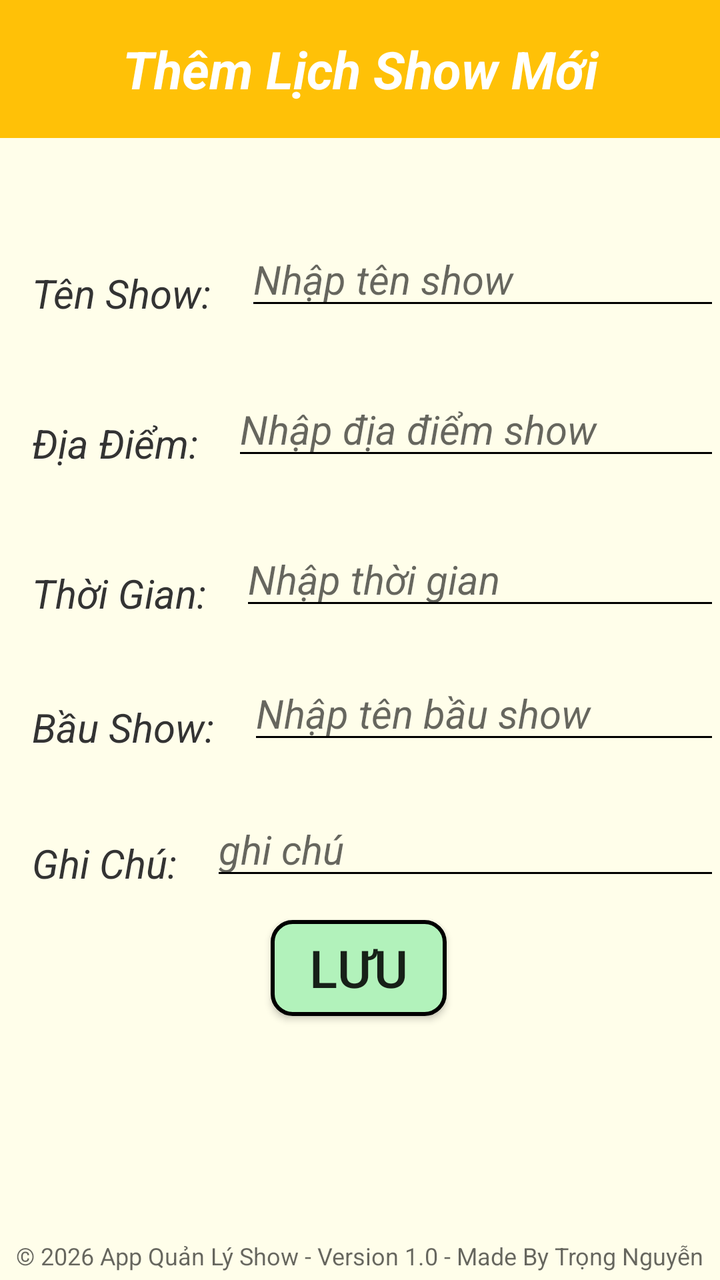
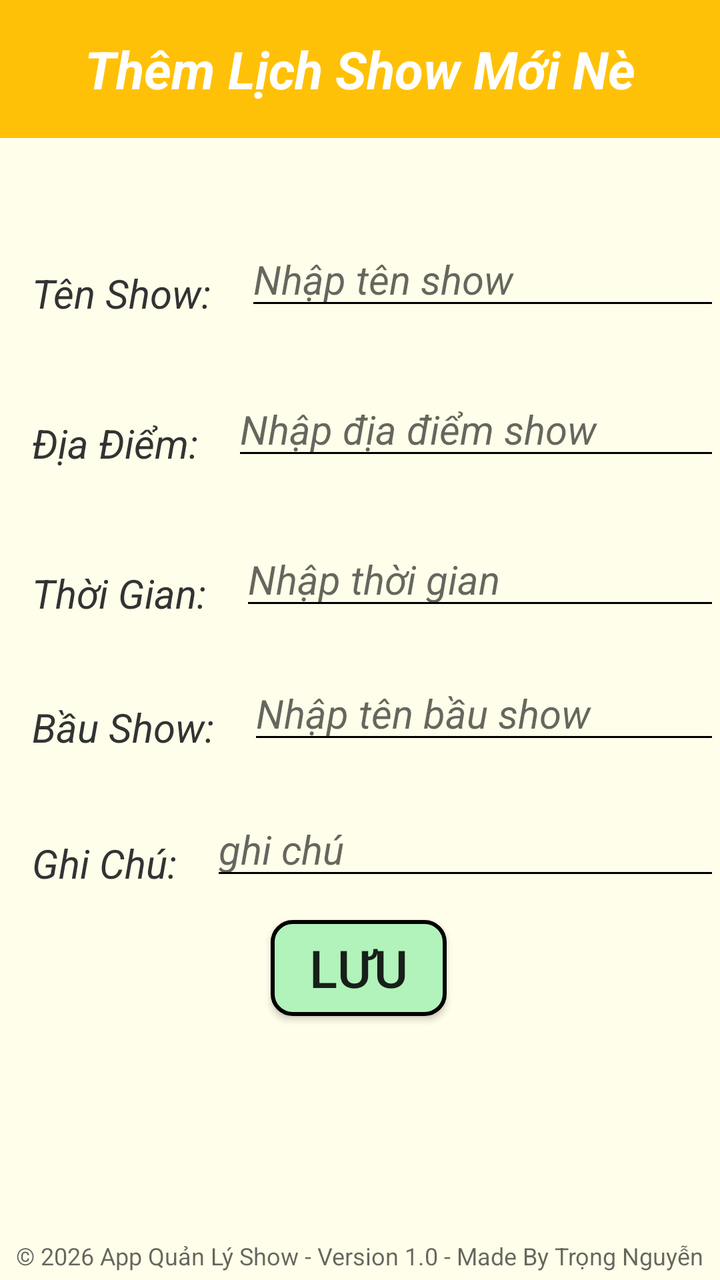

Compare the two renders of this Android layout. The source of the first and the diff that turns it into the second are given below.
<!-- AndroidManifest.xml: application theme Theme.QL_Show -->
<!-- res/layout/activity_tao_moi.xml -->
<?xml version="1.0" encoding="utf-8"?>
<androidx.constraintlayout.widget.ConstraintLayout
    xmlns:android="http://schemas.android.com/apk/res/android"
    xmlns:app="http://schemas.android.com/apk/res-auto"
    xmlns:tools="http://schemas.android.com/tools"
    android:id="@+id/main"
    android:layout_width="match_parent"
    android:layout_height="match_parent"
    tools:context=".Tao_Moi"
    android:background="#FFFEEA">

    <androidx.constraintlayout.widget.Guideline
        android:id="@+id/guideline_left"
        android:layout_width="wrap_content"
        android:layout_height="wrap_content"
        android:orientation="vertical"
        app:layout_constraintGuide_begin="16dp" />

    <TextView
        android:id="@+id/header_lb"
        android:layout_width="0dp"
        android:layout_height="69dp"
        android:background="#FFC107"
        android:gravity="center"
        android:padding="2dp"
        android:text="Thêm Lịch Show Mới"
        android:textColor="#FFFFFF"
        android:textSize="26sp"
        android:textStyle="bold|italic"
        app:layout_constraintEnd_toEndOf="parent"
        app:layout_constraintStart_toStartOf="parent"
        app:layout_constraintTop_toTopOf="parent" />


    <TextView
        android:id="@+id/ten_show"
        android:layout_width="wrap_content"
        android:layout_height="wrap_content"
        android:layout_marginTop="64dp"
        android:text="Tên Show: "
        android:textColor="#333333"
        android:textSize="20sp"
        android:textStyle="italic"
        app:layout_constraintStart_toStartOf="@id/guideline_left"
        app:layout_constraintTop_toBottomOf="@id/header_lb" />


    <EditText
        android:id="@+id/edt_ten_show"
        android:layout_width="0dp"
        android:layout_height="wrap_content"
        android:layout_marginStart="12dp"

        android:backgroundTint="#000000"
        android:hint="Nhập tên show"
        android:inputType="text"

        android:textSize="20sp"

        android:textStyle="italic"
        app:layout_constraintBottom_toBottomOf="@id/ten_show"
        app:layout_constraintEnd_toEndOf="parent"
        app:layout_constraintHorizontal_bias="1.0"
        app:layout_constraintStart_toEndOf="@id/ten_show"
        app:layout_constraintTop_toTopOf="@id/ten_show"
        app:layout_constraintVertical_bias="1.0" />

    <TextView
        android:id="@+id/dia_diem"
        android:layout_width="wrap_content"
        android:layout_height="wrap_content"
        android:layout_marginTop="48dp"
        android:text="Địa Điểm: "
        android:textColor="#333333"
        android:textSize="20sp"
        android:textStyle="italic"
        app:layout_constraintStart_toStartOf="@id/guideline_left"
        app:layout_constraintTop_toBottomOf="@id/ten_show" />

    <EditText
        android:id="@+id/edt_dia_diem"
        android:layout_width="0dp"
        android:layout_height="wrap_content"
        android:layout_marginStart="12dp"

        android:backgroundTint="#000000"
        android:hint="Nhập địa điểm show"
        android:textSize="20sp"

        android:textStyle="italic"


        app:layout_constraintBottom_toBottomOf="@id/dia_diem"
        app:layout_constraintEnd_toEndOf="parent"
        app:layout_constraintHorizontal_bias="1.0"
        app:layout_constraintStart_toEndOf="@id/dia_diem"
        app:layout_constraintTop_toTopOf="@id/dia_diem"
        app:layout_constraintVertical_bias="1.0" />

    <TextView
        android:id="@+id/thoi_gian"
        android:layout_width="wrap_content"
        android:layout_height="wrap_content"
        android:layout_marginTop="48dp"
        android:text="Thời Gian: "
        android:textColor="#333333"
        android:textSize="20sp"
        android:textStyle="italic"
        app:layout_constraintStart_toStartOf="@id/guideline_left"
        app:layout_constraintTop_toBottomOf="@id/dia_diem" />

    <EditText
        android:id="@+id/edt_thoi_gian"
        android:layout_width="0dp"
        android:layout_height="wrap_content"
        android:layout_marginStart="12dp"

        android:backgroundTint="#000000"
        android:hint="Nhập thời gian"
        android:textSize="20sp"

        android:textStyle="italic"
        android:focusable="false"
        android:clickable="true"

        app:layout_constraintBottom_toBottomOf="@id/thoi_gian"
        app:layout_constraintEnd_toEndOf="parent"
        app:layout_constraintHorizontal_bias="1.0"
        app:layout_constraintStart_toEndOf="@id/thoi_gian"
        app:layout_constraintTop_toTopOf="@id/thoi_gian"
        app:layout_constraintVertical_bias="1.0"
        />


    <TextView
        android:id="@+id/bau_show"
        android:layout_width="wrap_content"
        android:layout_height="wrap_content"
        android:layout_marginTop="40dp"
        android:text="Bầu Show: "
        android:textColor="#333333"
        android:textSize="20sp"
        android:textStyle="italic"
        app:layout_constraintStart_toStartOf="@id/guideline_left"
        app:layout_constraintTop_toBottomOf="@id/thoi_gian" />

    <EditText
        android:id="@+id/edt_bau_show"
        android:layout_width="0dp"
        android:layout_height="wrap_content"
        android:layout_marginStart="12dp"

        android:backgroundTint="#000000"
        android:hint="Nhập tên bầu show"
        android:textSize="20sp"

        android:textStyle="italic"


        app:layout_constraintBottom_toBottomOf="@id/bau_show"
        app:layout_constraintEnd_toEndOf="parent"
        app:layout_constraintHorizontal_bias="1.0"
        app:layout_constraintStart_toEndOf="@id/bau_show"
        app:layout_constraintTop_toTopOf="@id/bau_show"
        app:layout_constraintVertical_bias="1.0" />


    <TextView
        android:id="@+id/ghi_chu"
        android:layout_width="wrap_content"
        android:layout_height="wrap_content"
        android:layout_marginTop="108dp"
        android:text="Ghi Chú: "
        android:textColor="#333333"
        android:textSize="20sp"
        android:textStyle="italic"
        app:layout_constraintStart_toStartOf="@id/guideline_left"
        app:layout_constraintTop_toBottomOf="@id/thoi_gian" />

    <EditText
        android:id="@+id/edt_ghi_chu"
        android:layout_width="0dp"
        android:layout_height="wrap_content"
        android:layout_marginStart="12dp"

        android:backgroundTint="#000000"
        android:hint="ghi chú"
        android:textSize="20sp"

        android:textStyle="italic"


        app:layout_constraintBottom_toBottomOf="@id/ghi_chu"
        app:layout_constraintEnd_toEndOf="parent"
        app:layout_constraintHorizontal_bias="0.0"
        app:layout_constraintStart_toEndOf="@id/ghi_chu"
        app:layout_constraintTop_toTopOf="@id/ghi_chu"
        app:layout_constraintVertical_bias="1.0" />

    <Button
        android:id="@+id/back"
        android:layout_width="wrap_content"
        android:layout_height="wrap_content"
        android:layout_marginTop="644dp"
        android:background="@drawable/btn"
        android:padding="5dp"

        android:text="BACK"
        android:textSize="26sp"
        app:layout_constraintEnd_toEndOf="parent"

        app:layout_constraintHorizontal_bias="0.95"
        app:layout_constraintStart_toStartOf="parent"
        app:layout_constraintTop_toTopOf="parent" />

    <Button
        android:id="@+id/save_show"
        android:layout_width="wrap_content"
        android:layout_height="wrap_content"
        android:layout_marginTop="460dp"
        android:background="@drawable/btn"
        android:padding="5dp"

        android:text="Lưu"
        android:textSize="26sp"
        app:layout_constraintEnd_toEndOf="parent"

        app:layout_constraintHorizontal_bias="0.498"
        app:layout_constraintStart_toStartOf="parent"
        app:layout_constraintTop_toTopOf="parent" />

    <TextView
        android:id="@+id/footer_lb"
        android:layout_width="wrap_content"
        android:layout_height="wrap_content"
        android:layout_marginBottom="4dp"

        android:alpha="0.6"

        android:text="© 2026 App Quản Lý Show - Version 1.0 - Made By Trọng Nguyễn"

        android:textColor="#000000"

        android:textSize="12sp"
        app:layout_constraintBottom_toBottomOf="parent"
        app:layout_constraintEnd_toEndOf="parent"
        app:layout_constraintHorizontal_bias="0.491"
        app:layout_constraintStart_toStartOf="parent" />


</androidx.constraintlayout.widget.ConstraintLayout>
<!-- resources referenced by this layout -->
<resources>
  <!-- drawable btn (drawable) -->
  <?xml version="1.0" encoding="utf-8"?>
  <selector xmlns:android="http://schemas.android.com/apk/res/android">
  
      
      <item android:state_pressed="true">
          <shape>
              <solid android:color="#FFD700"/>
              <corners android:radius="10dp"/>
          </shape>
      </item>
  
      
      <item>
          <shape>
              <solid android:color="#B2F2BB"/>
              <stroke
                  android:width="2dp"
                  android:color="#000000"/>
              <corners android:radius="10dp"/>
          </shape>
      </item>
  
  </selector>
  <style name="Theme.QL_Show" parent="Base.Theme.QL_Show" />
  <style name="Base.Theme.QL_Show" parent="Theme.AppCompat.Light.DarkActionBar">
          
  
          
      </style>
</resources>

<!-- the commit's change to res/layout/activity_tao_moi.xml (unified diff, before → after) -->
@@ -23,7 +23,7 @@
         android:background="#FFC107"
         android:gravity="center"
         android:padding="2dp"
-        android:text="Thêm Lịch Show Mới"
+        android:text="Thêm Lịch Show Mới Nè"
         android:textColor="#FFFFFF"
         android:textSize="26sp"
         android:textStyle="bold|italic"
